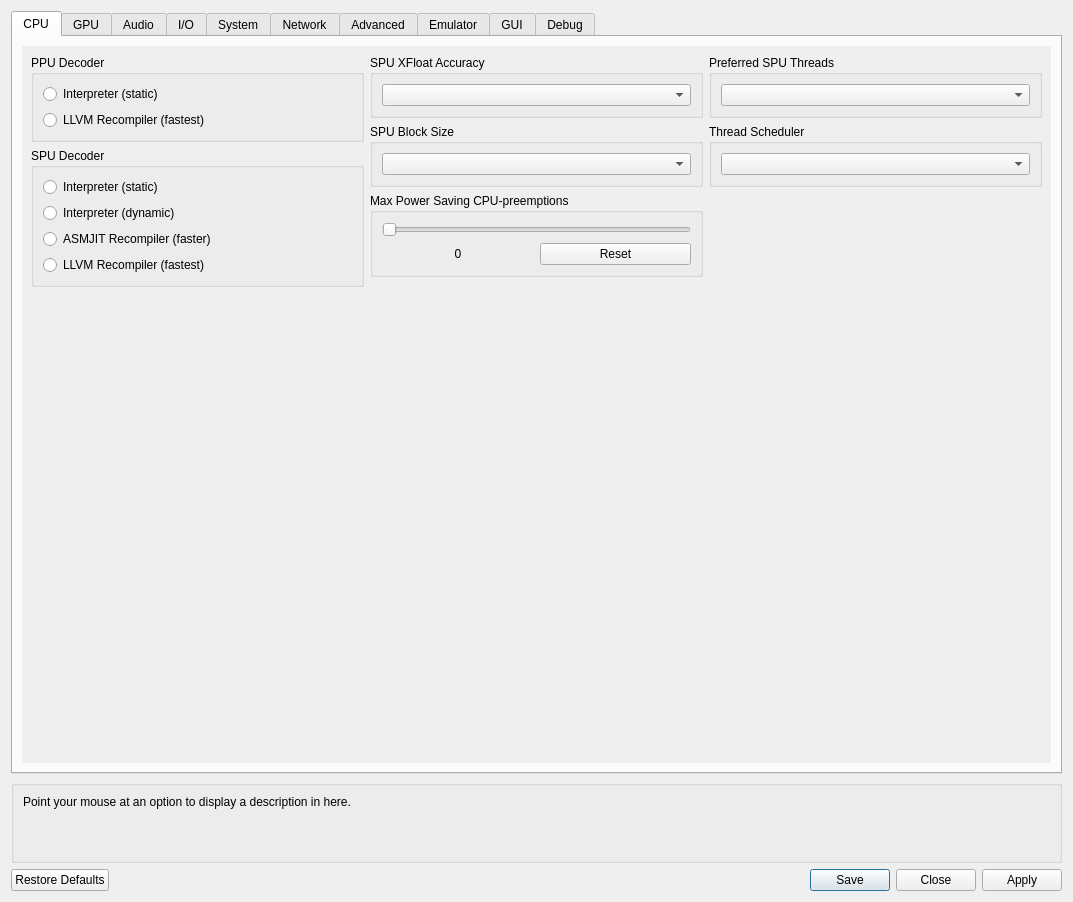
Qt form rpcs3/rpcs3qt/settings_dialog.ui (RPCS3/rpcs3) before a commit.
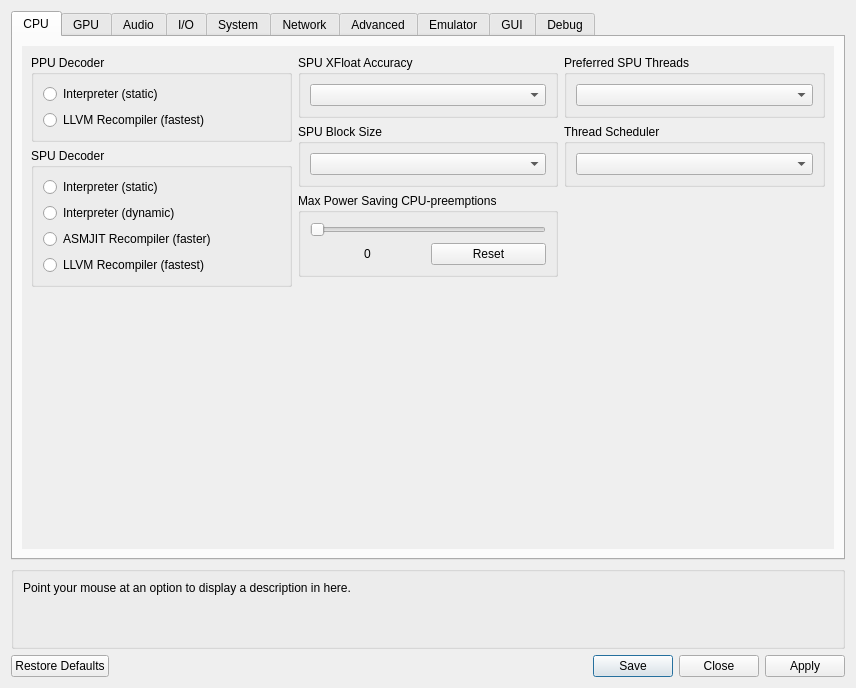
The same form after that commit. The open tabs and pages were chosen to show the change. Icons and pictures are not drawn. Custom widgets are drawn as their Qt base class.

Commit message: Qt: fix settings_dialog tab index

What changed in the file:
```diff
--- a/rpcs3/rpcs3qt/settings_dialog.ui
+++ b/rpcs3/rpcs3qt/settings_dialog.ui
@@ -9,8 +9,8 @@
    <rect>
     <x>0</x>
     <y>0</y>
-    <width>1073</width>
-    <height>902</height>
+    <width>856</width>
+    <height>688</height>
    </rect>
   </property>
   <property name="sizePolicy">
@@ -53,8 +53,8 @@
            <rect>
             <x>0</x>
             <y>0</y>
-            <width>1031</width>
-            <height>716</height>
+            <width>814</width>
+            <height>498</height>
            </rect>
           </property>
           <layout class="QVBoxLayout" name="coreTabScrollContentsLayout">
```
Left out of the diff: 34 changed lines with no effect on the pictures. The commit also changes 1 other file.
